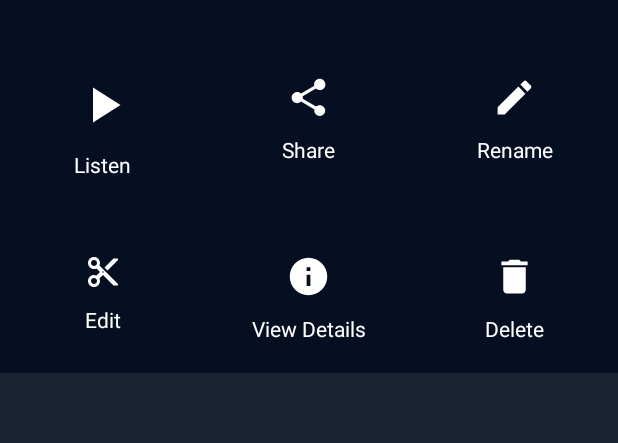
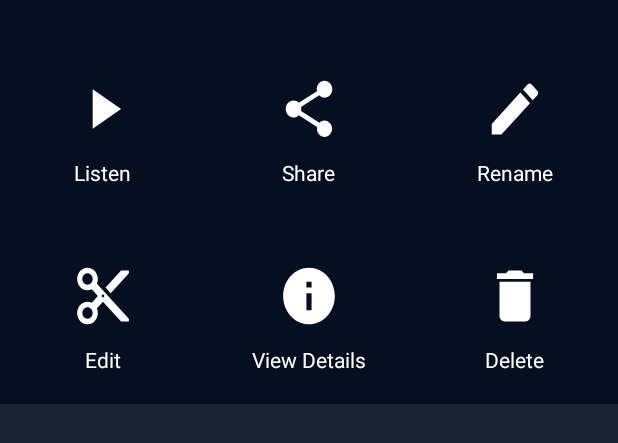
Before and after one commit to btkhoi2001/RecordApp, an Android app: the layout fragment_bottom_sheet.xml on its own in the app's theme, with its tools: preview values and no code run, on a phone screen of 412 x 824 dp. Shown: the top 443 px of the screen. Run offline under Robolectric (Android 15) with nearby library versions, the phone set to English and light mode, and no system bars; network calls fail.

Commit message:
Resize image button

```diff
--- a/app/src/main/res/layout/fragment_bottom_sheet.xml
+++ b/app/src/main/res/layout/fragment_bottom_sheet.xml
@@ -21,8 +21,9 @@
         android:layout_column="0">
         <ImageButton
             android:id="@+id/ib_listen"
-            android:layout_width="wrap_content"
-            android:layout_height="wrap_content"
+            android:layout_width="65dp"
+            android:layout_height="65dp"
+            android:scaleType="fitXY"
             android:backgroundTint="#FF060F22"
             android:src="@drawable/ic_baseline_play_arrow_24"/>
         <TextView
@@ -43,8 +44,9 @@
         android:layout_column="1">
         <ImageButton
             android:id="@+id/ib_share"
-            android:layout_width="wrap_content"
-            android:layout_height="wrap_content"
+            android:layout_width="65dp"
+            android:layout_height="65dp"
+            android:scaleType="fitXY"
             android:backgroundTint="#FF060F22"
             android:src="@drawable/ic_baseline_share_24"/>
         <TextView
@@ -65,8 +67,9 @@
         android:layout_column="2">
         <ImageButton
             android:id="@+id/ib_rename"
-            android:layout_width="wrap_content"
-            android:layout_height="wrap_content"
+            android:layout_width="65dp"
+            android:layout_height="65dp"
+            android:scaleType="fitXY"
             android:backgroundTint="#FF060F22"
             android:src="@drawable/ic_baseline_create_24"/>
         <TextView
@@ -88,8 +91,9 @@
         android:layout_column="0">
         <ImageButton
             android:id="@+id/ib_edit"
-            android:layout_width="wrap_content"
-            android:layout_height="wrap_content"
+            android:layout_width="65dp"
+            android:layout_height="65dp"
+            android:scaleType="fitXY"
             android:backgroundTint="#FF060F22"
             android:src="@drawable/ic_baseline_content_cut_24"/>
         <TextView
@@ -110,8 +114,9 @@
         android:layout_column="1">
         <ImageButton
             android:id="@+id/ib_details"
-            android:layout_width="wrap_content"
-            android:layout_height="wrap_content"
+            android:layout_width="65dp"
+            android:layout_height="65dp"
+            android:scaleType="fitXY"
             android:backgroundTint="#FF060F22"
             android:src="@drawable/ic_baseline_info_24"/>
         <TextView
@@ -132,8 +137,9 @@
         android:layout_column="2">
         <ImageButton
             android:id="@+id/ib_delete"
-            android:layout_width="wrap_content"
-            android:layout_height="wrap_content"
+            android:layout_width="65dp"
+            android:layout_height="65dp"
+            android:scaleType="fitXY"
             android:backgroundTint="#FF060F22"
             android:src="@drawable/ic_baseline_delete_24"/>
         <TextView
```
